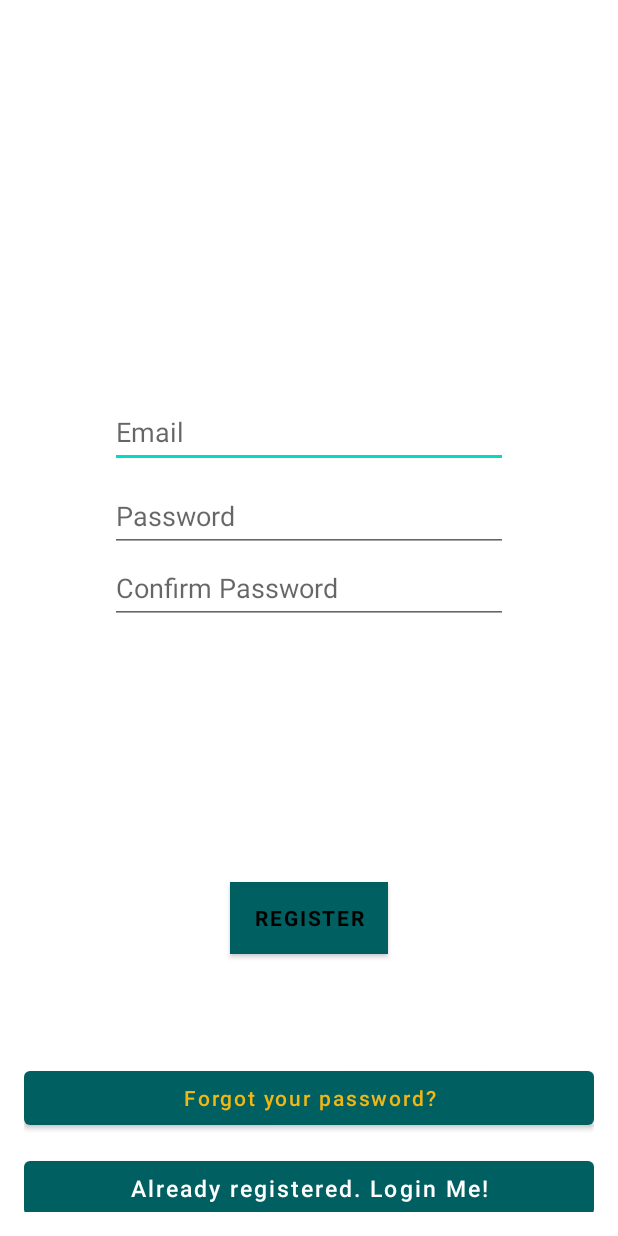
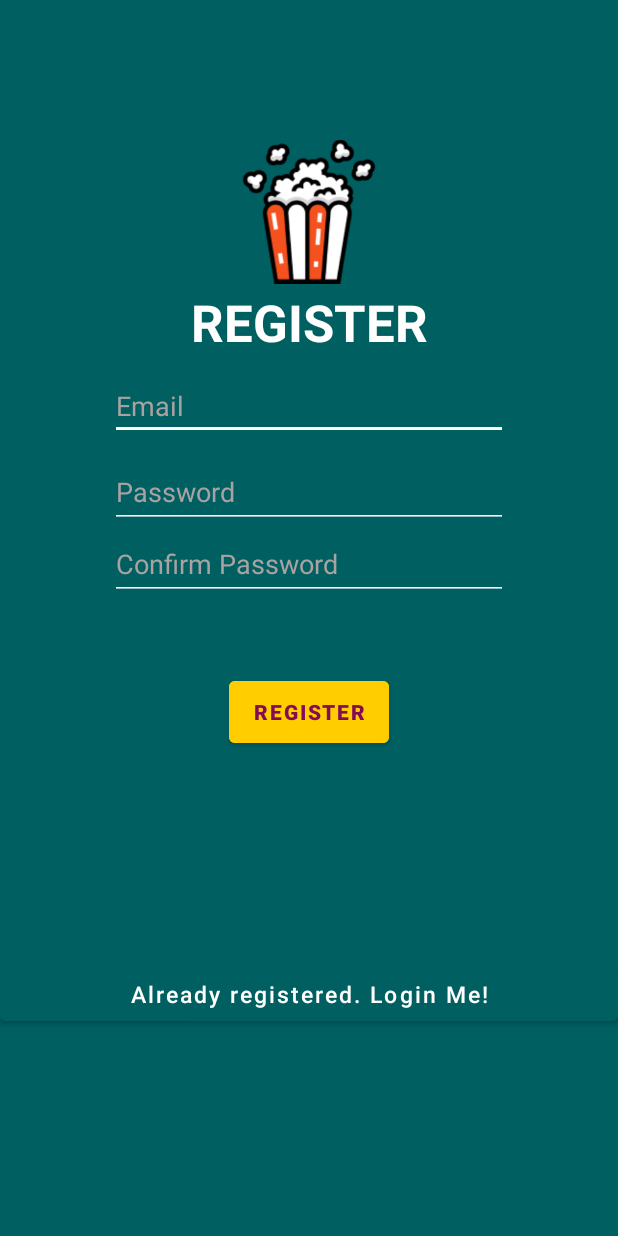
Before and after one commit to Gabicle/WatchIT, an Android app: the RegisterActivity screen opened directly, with no data from a screen before it, on a phone screen of 412 x 824 dp. Run offline under Robolectric (Android 15) with nearby library versions, the phone set to English and light mode, and no system bars; our stand-ins replace Firebase (no records; nobody signed in at launch, a user with empty details on screens opened directly); network calls fail.

Commit message:
Completed Register UI

```diff
--- a/app/src/main/java/com/isep/series/activities/RegisterActivity.java
+++ b/app/src/main/java/com/isep/series/activities/RegisterActivity.java
@@ -11,6 +11,7 @@ import android.text.TextUtils;
 import android.view.View;
 import android.widget.Button;
 import android.widget.EditText;
+import android.widget.ImageView;
 import android.widget.ProgressBar;
 import android.widget.Toast;
 
@@ -30,6 +31,7 @@ public class RegisterActivity extends AppCompatActivity {
     private Button btnSignIn, btnSignUp, btnResetPassword;
     private ProgressBar progressBar;
     private FirebaseAuth auth;
+    ImageView regImg;
 
     @Override
     protected void onCreate(Bundle savedInstanceState) {
@@ -44,14 +46,18 @@ public class RegisterActivity extends AppCompatActivity {
         inputEmail = (EditText) findViewById(R.id.regMail);
         inputPassword = (EditText) findViewById(R.id.regPassword);
         progressBar = (ProgressBar) findViewById(R.id.progressBar);
-        btnResetPassword = (Button) findViewById(R.id.btn_reset_password);
+        regImg = (ImageView) findViewById(R.id.reg_img);
 
-        btnResetPassword.setOnClickListener(new View.OnClickListener() {
-            @Override
-            public void onClick(View v) {
-                startActivity(new Intent(RegisterActivity.this, ResetPasswordActivity.class));
-            }
-        });
+        regImg.setImageResource(R.drawable.intro1);
+
+//        btnResetPassword = (Button) findViewById(R.id.btn_reset_password);
+//
+//        btnResetPassword.setOnClickListener(new View.OnClickListener() {
+//            @Override
+//            public void onClick(View v) {
+//                startActivity(new Intent(RegisterActivity.this, ResetPasswordActivity.class));
+//            }
+//        });
 
         btnSignIn.setOnClickListener(new View.OnClickListener() {
             @Override
--- a/app/src/main/res/layout/activity_register.xml
+++ b/app/src/main/res/layout/activity_register.xml
@@ -4,18 +4,18 @@
     xmlns:tools="http://schemas.android.com/tools"
     android:layout_width="match_parent"
     android:layout_height="match_parent"
-    android:padding="@dimen/activity_horizontal_margin"
+    android:background="@color/wi_colormain"
     tools:context=".activities.RegisterActivity">
 
     <ImageView
-        android:id="@+id/imageView"
-        android:layout_width="90dp"
-        android:layout_height="90dp"
-        app:layout_constraintBottom_toTopOf="@+id/regMail"
+        android:id="@+id/reg_img"
+        android:layout_width="96dp"
+        android:layout_height="102dp"
+        android:layout_marginTop="90dp"
         app:layout_constraintEnd_toEndOf="parent"
         app:layout_constraintStart_toStartOf="parent"
         app:layout_constraintTop_toTopOf="parent"
-        tools:srcCompat="@tools:sample/avatars" />
+        tools:srcCompat="@drawable/intro1" />
 
     <androidx.constraintlayout.widget.Guideline
         android:id="@+id/guideline2"
@@ -30,15 +30,19 @@
         android:layout_width="265dp"
         android:layout_height="wrap_content"
         android:layout_marginStart="8dp"
+        android:layout_marginTop="8dp"
         android:layout_marginEnd="8dp"
         android:layout_marginBottom="4dp"
+        android:backgroundTint="@color/white"
         android:ems="10"
         android:hint="Email"
         android:inputType="textPersonName"
-        android:minHeight="48dp"
+        android:textColor="@color/white"
+        android:textColorHint="#A8A2A2"
         app:layout_constraintBottom_toTopOf="@+id/guideline2"
         app:layout_constraintEnd_toEndOf="parent"
-        app:layout_constraintStart_toStartOf="parent" />
+        app:layout_constraintStart_toStartOf="parent"
+        app:layout_constraintTop_toBottomOf="@+id/textView" />
 
     <EditText
         android:id="@+id/regPassword"
@@ -51,6 +55,9 @@
         android:hint="Password"
         android:inputType="textPassword"
         android:minHeight="48dp"
+        android:textColorHint="#A8A2A2"
+        android:backgroundTint="@color/white"
+        android:textColor="@color/white"
         app:layout_constraintEnd_toEndOf="parent"
         app:layout_constraintStart_toStartOf="parent"
         app:layout_constraintTop_toTopOf="@+id/guideline2" />
@@ -63,6 +70,9 @@
         android:hint="Confirm Password"
         android:inputType="textPassword"
         android:minHeight="48dp"
+        android:textColorHint="#A8A2A2"
+        android:backgroundTint="@color/white"
+        android:textColor="@color/white"
         app:layout_constraintEnd_toEndOf="parent"
         app:layout_constraintStart_toStartOf="parent"
         app:layout_constraintTop_toBottomOf="@+id/regPassword" />
@@ -70,35 +80,34 @@
     <Button
         android:id="@+id/regBtn"
         android:layout_width="wrap_content"
-        android:layout_height="wrap_content"
-        android:background="@color/myAccent"
+        android:layout_height="53dp"
+        android:backgroundTint="@color/wi_colorcomplement"
         android:text="@string/action_sign_in_short"
-        android:textColor="@android:color/black"
+        android:textColor="@color/wi_colorsecondary"
         android:textStyle="bold"
-        style="?android:textAppearanceSmall"
         app:layout_constraintBottom_toBottomOf="parent"
         app:layout_constraintEnd_toEndOf="parent"
         app:layout_constraintStart_toStartOf="parent"
-        app:layout_constraintTop_toBottomOf="@+id/regPassword2" />
-    <Button
-        android:id="@+id/btn_reset_password"
-        android:layout_width="fill_parent"
-        android:layout_height="wrap_content"
-        android:layout_marginTop="20dip"
-        android:background="@null"
-        android:text="@string/btn_forgot_password"
-        android:textAllCaps="false"
-        android:textColor="@color/myAccent"
-        app:layout_constraintBottom_toBottomOf="parent"
-        app:layout_constraintEnd_toEndOf="parent"
-        app:layout_constraintStart_toStartOf="parent"
-        app:layout_constraintTop_toBottomOf="@+id/regBtn"
-        />
+        app:layout_constraintTop_toBottomOf="@+id/regPassword2"
+        app:layout_constraintVertical_bias="0.13" />
+<!--    <Button-->
+<!--        android:id="@+id/btn_reset_password"-->
+<!--        android:layout_width="fill_parent"-->
+<!--        android:layout_height="wrap_content"-->
+<!--        android:layout_marginTop="20dip"-->
+<!--        android:background="@null"-->
+<!--        android:text="@string/btn_forgot_password"-->
+<!--        android:textAllCaps="false"-->
+<!--        android:textColor="@color/myAccent"-->
+<!--        app:layout_constraintBottom_toBottomOf="parent"-->
+<!--        app:layout_constraintEnd_toEndOf="parent"-->
+<!--        app:layout_constraintStart_toStartOf="parent"-->
+<!--        app:layout_constraintTop_toBottomOf="@+id/regBtn"-->
+<!--        />-->
     <Button
         android:id="@+id/sign_in_button"
         android:layout_width="fill_parent"
         android:layout_height="wrap_content"
-        android:layout_marginTop="20dip"
         android:background="@null"
         android:text="@string/btn_link_to_login"
         android:textAllCaps="false"
@@ -107,9 +116,7 @@
         app:layout_constraintBottom_toBottomOf="parent"
         app:layout_constraintEnd_toEndOf="parent"
         app:layout_constraintStart_toStartOf="parent"
-        app:layout_constraintTop_toBottomOf="@+id/btn_reset_password"
-
-        />
+        app:layout_constraintTop_toBottomOf="@+id/regBtn" />
 
     <ProgressBar
         android:id="@+id/progressBar"
@@ -121,4 +128,17 @@
         app:layout_constraintStart_toStartOf="@+id/regBtn"
         app:layout_constraintTop_toTopOf="@+id/regBtn" />
 
+    <TextView
+        android:id="@+id/textView"
+        android:layout_width="wrap_content"
+        android:layout_height="wrap_content"
+        android:text="REGISTER"
+        android:textColor="@color/white"
+        android:textSize="34sp"
+        android:textStyle="bold"
+        app:layout_constraintEnd_toEndOf="parent"
+        app:layout_constraintStart_toStartOf="parent"
+        app:layout_constraintTop_toBottomOf="@+id/reg_img"
+        app:layout_constraintVertical_bias="0.0" />
+
 </androidx.constraintlayout.widget.ConstraintLayout>
```
